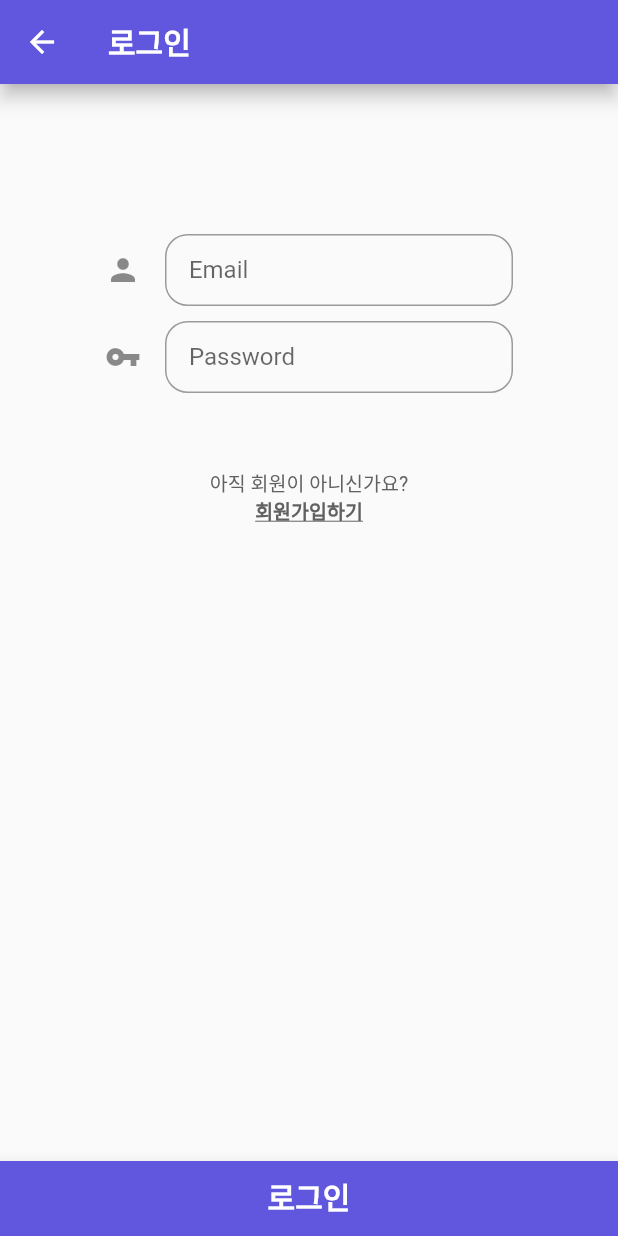
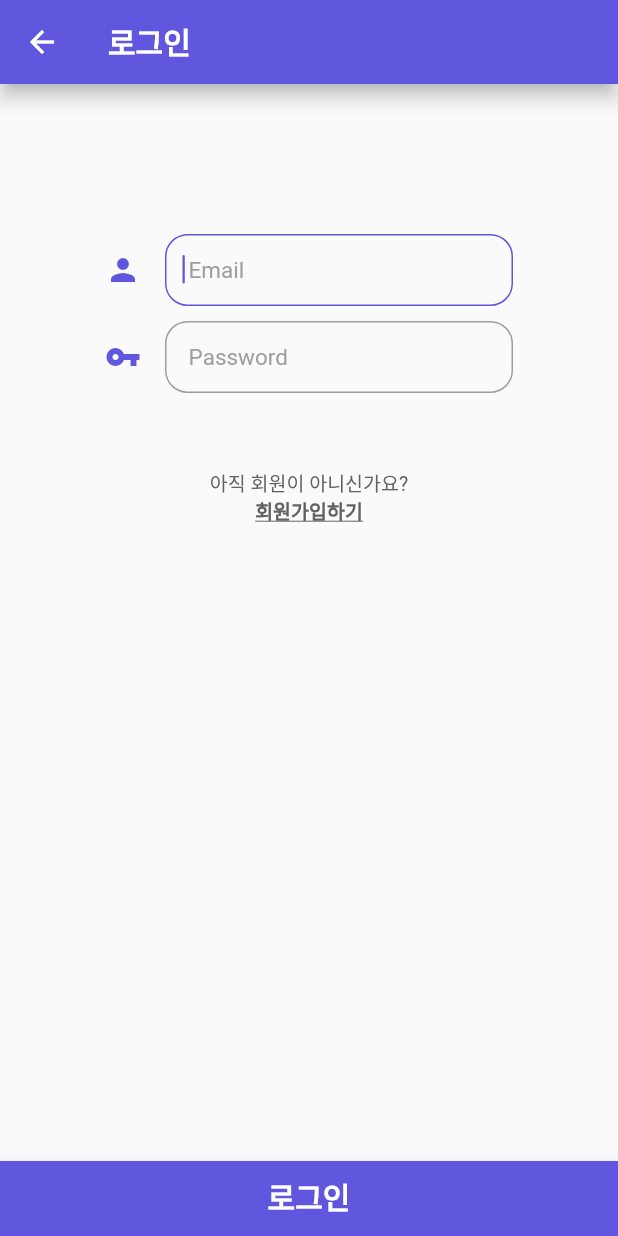
Before and after one commit to Cheon-DM/senior_project, a Flutter app: the LogIn screen opened directly, on a phone screen of 412 x 824 dp. Run offline on Flutter 3.47's test engine with Material 2 defaults, Android fonts, the phone set to English and light mode, and no system bars; our stand-ins replace cloud_firestore, firebase_auth, firebase_core, firebase_storage, geolocator, image_picker and 2 more; missing offline and left inert: excel, kakaomap_webview; accounts and stored records are empty; Roboto replaces fonts that are missing (Leferi).

Commit message:
textFormField UI 통일

```diff
--- a/lib/login/login.dart
+++ b/lib/login/login.dart
@@ -104,6 +104,8 @@ class _LogInState extends State<LogIn> {
               Container(
                 width: MediaQuery.of(context).size.width,
                 child: TextFormField(
+                  autofocus: true,
+
                   key: ValueKey(5),
                   validator: (value) {
                     if (value!.isEmpty) {
@@ -128,8 +130,14 @@ class _LogInState extends State<LogIn> {
                   decoration: InputDecoration(
                     icon: Icon(
                         Icons.person,
+                      color: Color(0xff6157DE),
                     ),
                     hintText: ' Email',
+                      hintStyle: TextStyle(
+                        fontFamily: 'Leferi',
+                        fontSize: 15,
+                        color: Colors.grey,
+                      ),
                       border: OutlineInputBorder(
                         borderSide: const BorderSide(
                           color: Color(0xff6157DE),
@@ -141,6 +149,13 @@ class _LogInState extends State<LogIn> {
                       borderSide: const BorderSide(
                           color: Color(0xff6157DE),
                           width: 1.0,
+                      ),
+                      borderRadius: BorderRadius.circular(15),
+                    ),
+                    enabledBorder: OutlineInputBorder(
+                      borderSide: const BorderSide(
+                        color: Colors.grey,
+                        width: 1.0,
                       ),
                       borderRadius: BorderRadius.circular(15),
                     ),
@@ -166,8 +181,16 @@ class _LogInState extends State<LogIn> {
                   userPassword = value!;
                 },
                 decoration: InputDecoration(
-                    icon: Icon(Icons.vpn_key),
+                    icon: Icon(
+                        Icons.vpn_key,
+                      color: Color(0xff6157DE),
+                    ),
                     hintText: ' Password',
+                  hintStyle: TextStyle(
+                    fontFamily: 'Leferi',
+                    fontSize: 15,
+                    color: Colors.grey,
+                  ),
 
                   border: OutlineInputBorder(
                     borderSide: const BorderSide(
@@ -180,6 +203,13 @@ class _LogInState extends State<LogIn> {
                   focusedBorder: OutlineInputBorder(
                     borderSide: const BorderSide(
                       color: Color(0xff6157DE),
+                      width: 1.0,
+                    ),
+                    borderRadius: BorderRadius.circular(15),
+                  ),
+                  enabledBorder: OutlineInputBorder(
+                    borderSide: const BorderSide(
+                      color: Colors.grey,
                       width: 1.0,
                     ),
                     borderRadius: BorderRadius.circular(15),
```
Also changed, not shown: lib/login/login2.dart (+31 -1 lines), lib/login/signup.dart (+120 -39 lines).
